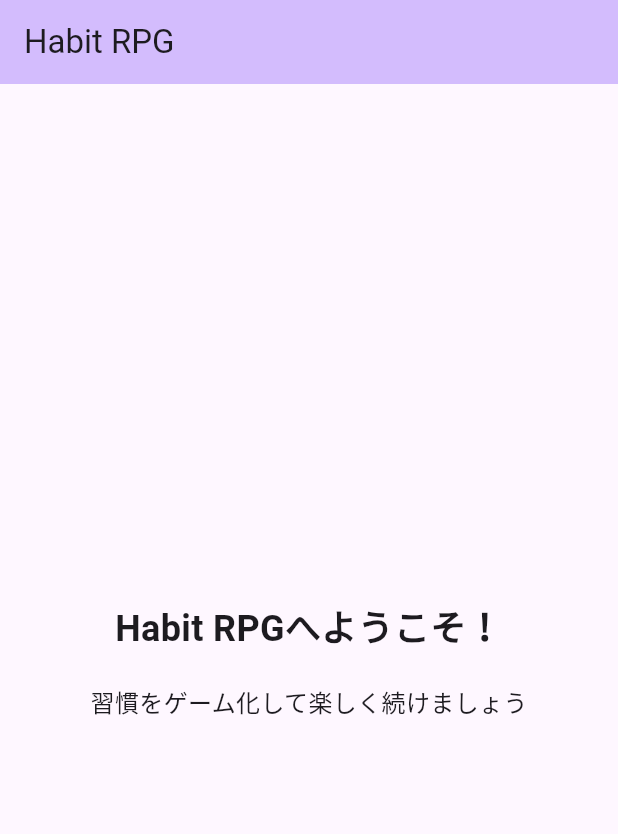
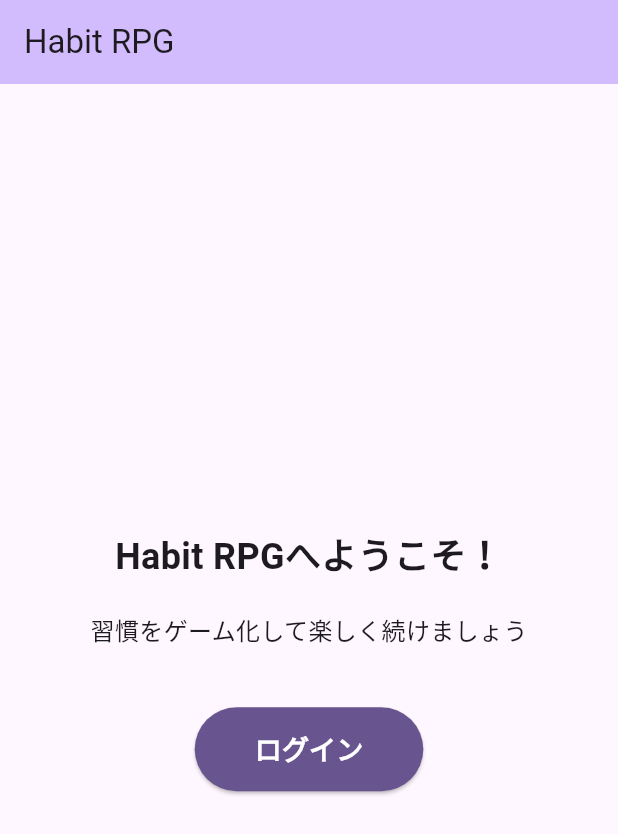
Before and after one commit to naostudy0/habit_rpg_app, a Flutter app: the screen it shows after launch, on a phone screen of 412 x 824 dp. Shown: the top 834 px of the screen. Run offline on Flutter 3.47's test engine with Material 3 defaults, Android fonts, the phone set to English and light mode, and no system bars.

Commit message:
feat: ログインページの表示 #3

```diff
--- a/lib/main.dart
+++ b/lib/main.dart
@@ -1,5 +1,7 @@
 import 'package:flutter/material.dart';
 import 'screens/top_page.dart';
+import 'screens/login_page.dart';
+import 'screens/mypage.dart';
 
 void main() {
   WidgetsFlutterBinding.ensureInitialized();
@@ -18,7 +20,9 @@ class MyApp extends StatelessWidget {
       ),
       initialRoute: '/',
       routes: {
-        '/': (context) => const TopPage()
+        '/': (context) => const TopPage(),
+        '/login': (context) => const LoginPage(),
+        '/mypage': (context) => const MyPage(),
       },
     );
   }
--- a/lib/screens/top_page.dart
+++ b/lib/screens/top_page.dart
@@ -10,18 +10,33 @@ class TopPage extends StatelessWidget {
         title: const Text('Habit RPG'),
         backgroundColor: Theme.of(context).colorScheme.inversePrimary,
       ),
-      body: const Center(
+      body: Center(
         child: Column(
           mainAxisAlignment: MainAxisAlignment.center,
           children: <Widget>[
-            Text(
+            const Text(
               'Habit RPGへようこそ！',
               style: TextStyle(fontSize: 24, fontWeight: FontWeight.bold),
             ),
-            SizedBox(height: 20),
-            Text(
+            const SizedBox(height: 20),
+            const Text(
               '習慣をゲーム化して楽しく続けましょう',
               style: TextStyle(fontSize: 16),
+            ),
+            const SizedBox(height: 40),
+            ElevatedButton(
+              onPressed: () {
+                Navigator.pushNamed(context, '/login');
+              },
+              style: ElevatedButton.styleFrom(
+                padding: const EdgeInsets.symmetric(horizontal: 40, vertical: 15),
+                backgroundColor: Theme.of(context).colorScheme.primary,
+                foregroundColor: Colors.white,
+              ),
+              child: const Text(
+                'ログイン',
+                style: TextStyle(fontSize: 18, fontWeight: FontWeight.bold),
+              ),
             ),
           ],
         ),
```
Also changed, not shown: lib/screens/login_page.dart (added, +106 -0 lines), lib/screens/mypage.dart (added, +37 -0 lines).
